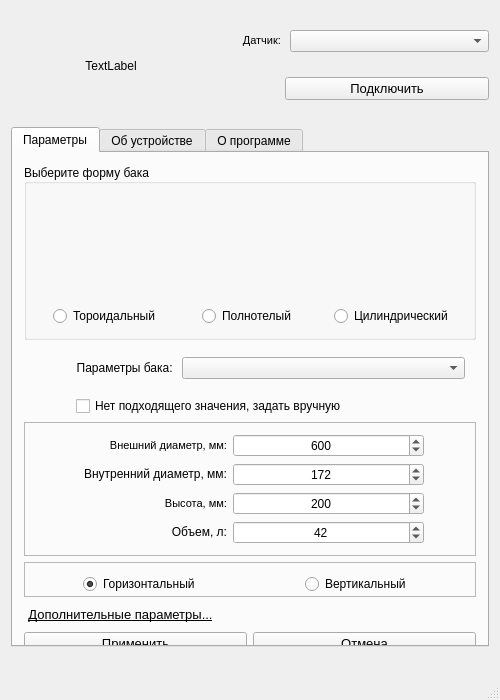
Above: ComSetup/mainwindow.ui from Anton-Fat/Screen_Tool_Setup before the change. Below: the same form after it.
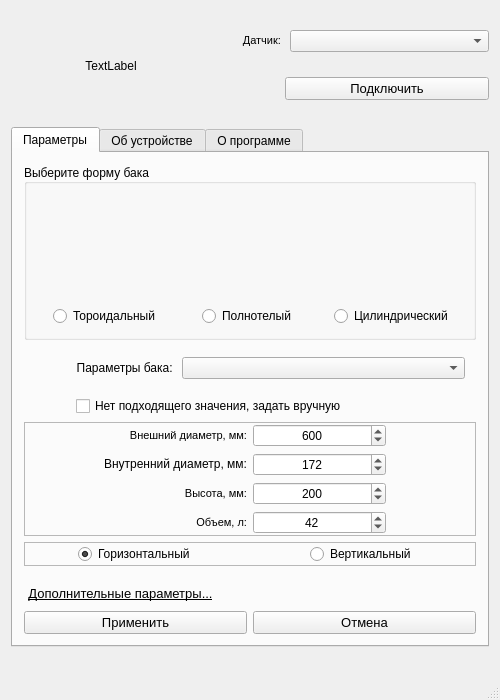
That is the form after the change.

```diff
--- a/ComSetup/mainwindow.ui
+++ b/ComSetup/mainwindow.ui
@@ -333,8 +333,20 @@
            <property name="sizeConstraint">
             <enum>QLayout::SetMinimumSize</enum>
            </property>
+           <property name="leftMargin">
+            <number>1</number>
+           </property>
+           <property name="topMargin">
+            <number>1</number>
+           </property>
+           <property name="rightMargin">
+            <number>1</number>
+           </property>
+           <property name="bottomMargin">
+            <number>1</number>
+           </property>
            <item>
-            <layout class="QHBoxLayout" name="horizontalLayout_6" stretch="1,1,0">
+            <layout class="QHBoxLayout" name="horizontalLayout_6" stretch="5,3,2">
              <property name="sizeConstraint">
               <enum>QLayout::SetMinimumSize</enum>
              </property>
@@ -375,6 +387,11 @@
                    <verstretch>0</verstretch>
                   </sizepolicy>
                  </property>
+                 <property name="font">
+                  <font>
+                   <pointsize>8</pointsize>
+                  </font>
+                 </property>
                  <property name="text">
                   <string>&lt;!DOCTYPE HTML PUBLIC &quot;-//W3C//DTD HTML 4.0//EN&quot; &quot;http://www.w3.org/TR/REC-html40/strict.dtd&quot;&gt;
 &lt;html&gt;&lt;head&gt;&lt;meta name=&quot;qrichtext&quot; content=&quot;1&quot; /&gt;&lt;style type=&quot;text/css&quot;&gt;
@@ -387,7 +404,7 @@
                <item>
                 <widget class="QLabel" name="label_4">
                  <property name="text">
-                  <string>&lt;html&gt;&lt;head/&gt;&lt;body&gt;&lt;p align=&quot;right&quot;&gt;Объем, л:&lt;/p&gt;&lt;/body&gt;&lt;/html&gt;</string>
+                  <string>&lt;html&gt;&lt;head/&gt;&lt;body&gt;&lt;p align=&quot;right&quot;&gt;&lt;span style=&quot; font-size:8.25pt;&quot;&gt;Объем, л:&lt;/span&gt;&lt;/p&gt;&lt;/body&gt;&lt;/html&gt;</string>
                  </property>
                 </widget>
                </item>
@@ -500,8 +517,17 @@
            <enum>QFrame::Raised</enum>
           </property>
           <layout class="QHBoxLayout" name="horizontalLayout_13">
+           <property name="leftMargin">
+            <number>1</number>
+           </property>
+           <property name="topMargin">
+            <number>1</number>
+           </property>
+           <property name="rightMargin">
+            <number>1</number>
+           </property>
            <property name="bottomMargin">
-            <number>2</number>
+            <number>1</number>
            </property>
            <item alignment="Qt::AlignHCenter">
             <widget class="QRadioButton" name="radioButton_H">
```
Left out of the diff: 14 changed lines with no effect on the pictures.
